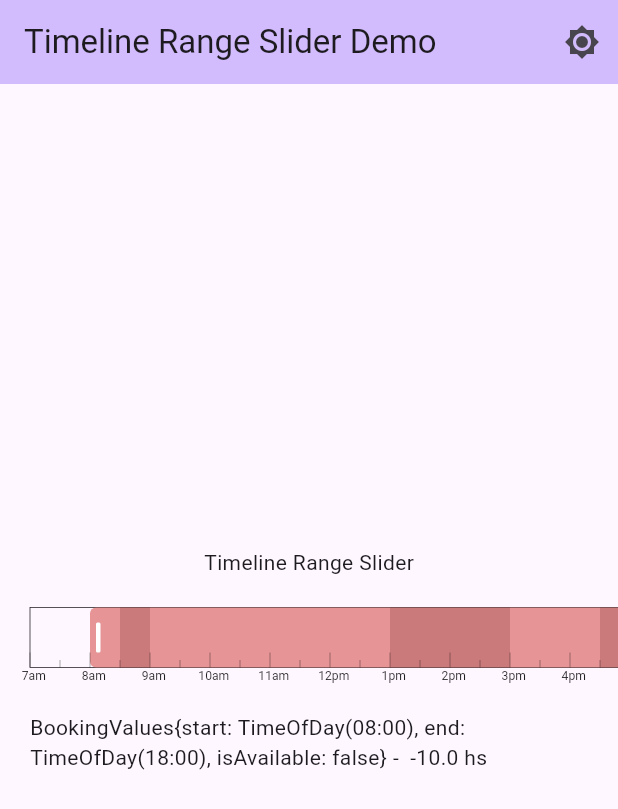
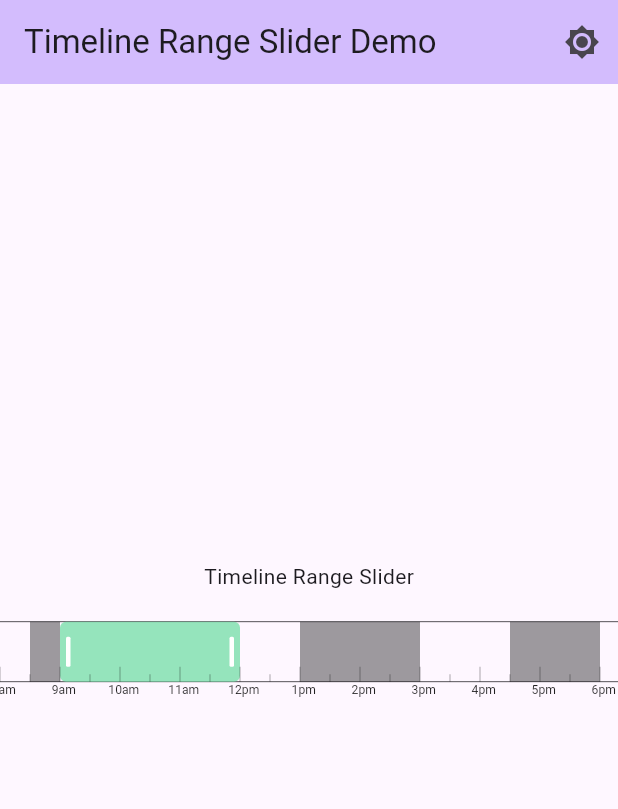
Before and after one commit to diegoalex/timeline_range_slider, a Flutter app: the screen it shows after launch, on a phone screen of 412 x 824 dp. Shown: the top 809 px of the screen. Run offline on Flutter 3.47's test engine with Material 2 defaults, Android fonts, the phone set to English and light mode, and no system bars.

```diff
--- a/example/lib/main.dart
+++ b/example/lib/main.dart
@@ -132,8 +132,8 @@ class _MyHomePageState extends State<MyHomePage> {
       division: const TimeOfDay(hour: 0, minute: 15),
       step: const TimeOfDay(hour: 0, minute: 30),
       selectedInterval: DateTimeRange(
-        start: DateTime(now.year, now.month, now.day, 8, 00),
-        end: DateTime(now.year, now.month, now.day, 18, 00),
+        start: DateTime(now.year, now.month, now.day, 9, 00),
+        end: DateTime(now.year, now.month, now.day, 12, 00),
       ),
       minTime: const TimeOfDay(hour: 7, minute: 0),
       maxTime: const TimeOfDay(hour: 20, minute: 00),
```
Also changed, not shown: lib/src/slider.dart (+8 -0 lines).
